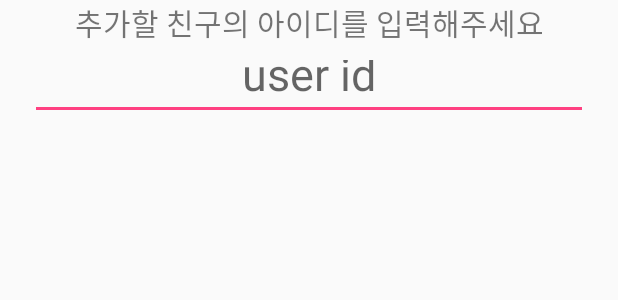
After one commit to bbrokkkim/DrawWord, an Android app: the layout add_friend_dialog.xml on its own in the app's theme, with its tools: preview values and no code run, on a phone screen of 412 x 824 dp. The commit adds this screen. Shown: the top 300 px of the screen. Run offline under Robolectric (Android 15) with nearby library versions, the phone set to English and light mode, and no system bars.

Commit message:
친구목록 90프로 완성

```diff
--- /dev/null
+++ b/app/src/main/res/layout/add_friend_dialog.xml
@@ -0,0 +1,39 @@
+<?xml version="1.0" encoding="utf-8"?>
+<LinearLayout xmlns:android="http://schemas.android.com/apk/res/android"
+    android:orientation="vertical" android:layout_width="match_parent"
+    android:layout_height="match_parent">
+
+    <LinearLayout
+        android:layout_width="match_parent"
+        android:layout_height="130dp"
+        android:paddingLeft="20dp"
+        android:paddingRight="20dp"
+        android:orientation="vertical">
+
+
+        <TextView
+            android:text="추가할 친구의 아이디를 입력해주세요"
+            android:textSize="20dp"
+            android:gravity="center_horizontal"
+
+            android:layout_width="match_parent"
+            android:layout_height="wrap_content"
+            android:id="@+id/textView2" />
+
+        <EditText
+            android:layout_width="match_parent"
+            android:textSize="30dp"
+            android:layout_height="50dp"
+            android:inputType="textPersonName"
+            android:gravity="center"
+            android:hint="user id"
+            android:ems="10"
+            android:id="@+id/friend_name" />
+
+
+
+
+    </LinearLayout>
+
+
+</LinearLayout>
```
Also changed, not shown: app/src/main/java/com/example/kkk/drawword/GameActivity.java (+6 -3 lines), app/src/main/java/com/example/kkk/drawword/friendlist_fragment.java (+47 -5 lines).
